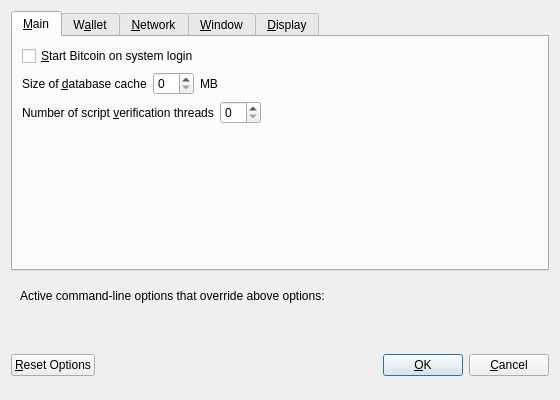
Old version of the form src/qt/forms/optionsdialog.ui in the repository xieta/mazacoin.
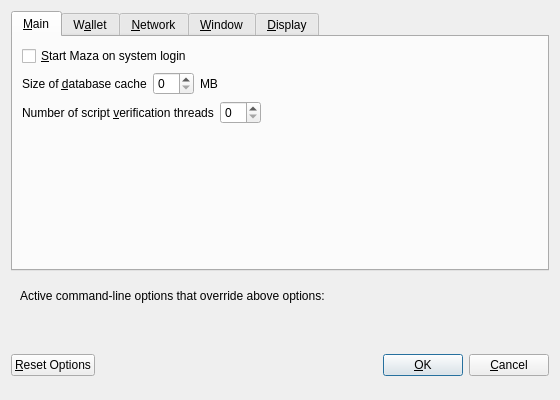
New version of the form. Custom widgets are drawn as their Qt base class.

What changed in the file:
```diff
--- a/src/qt/forms/optionsdialog.ui
+++ b/src/qt/forms/optionsdialog.ui
@@ -33,7 +33,7 @@
           <string>Automatically start Bitcoin after logging in to the system.</string>
          </property>
          <property name="text">
-          <string>&amp;Start Bitcoin on system login</string>
+          <string>&amp;Start Maza on system login</string>
          </property>
         </widget>
        </item>
```
Left out of the diff: 8 changed lines with no effect on the pictures.
